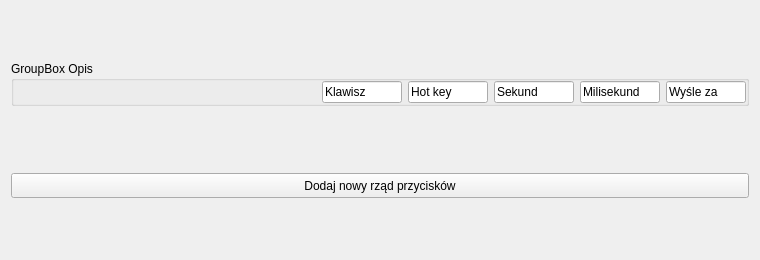
This is OknoBot.ui in MBuczma/QtBot as Qt 5 draws it before an edit. The edited form follows.
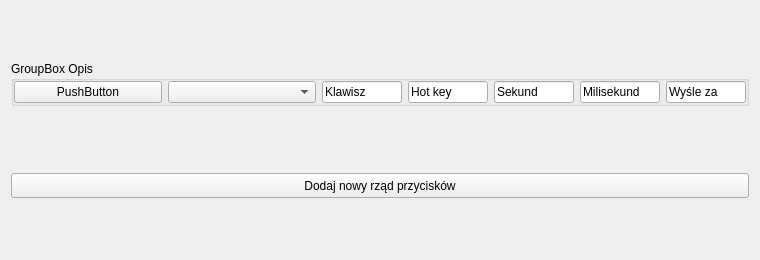
This is the edited form.

Commit message: Naprawa zmiany koloru start stop

```diff
--- a/OknoBot.ui
+++ b/OknoBot.ui
@@ -72,42 +72,14 @@
        <number>0</number>
       </property>
       <item>
-       <spacer name="horizontalSpacer">
-        <property name="sizePolicy">
-         <sizepolicy hsizetype="Minimum" vsizetype="Minimum">
-          <horstretch>0</horstretch>
-          <verstretch>0</verstretch>
-         </sizepolicy>
+       <widget class="QPushButton" name="pushButton">
+        <property name="text">
+         <string>PushButton</string>
         </property>
-        <property name="orientation">
-         <enum>Qt::Orientation::Horizontal</enum>
-        </property>
-        <property name="sizeHint" stdset="0">
-         <size>
-          <width>100</width>
-          <height>20</height>
-         </size>
-        </property>
-       </spacer>
+       </widget>
       </item>
       <item>
-       <spacer name="horizontalSpacer_2">
-        <property name="sizePolicy">
-         <sizepolicy hsizetype="Minimum" vsizetype="Minimum">
-          <horstretch>0</horstretch>
-          <verstretch>0</verstretch>
-         </sizepolicy>
-        </property>
-        <property name="orientation">
-         <enum>Qt::Orientation::Horizontal</enum>
-        </property>
-        <property name="sizeHint" stdset="0">
-         <size>
-          <width>100</width>
-          <height>20</height>
-         </size>
-        </property>
-       </spacer>
+       <widget class="QComboBox" name="comboBox"/>
       </item>
       <item>
        <widget class="QLineEdit" name="opisKlawisz">
```
The commit also changes 1 other file.
